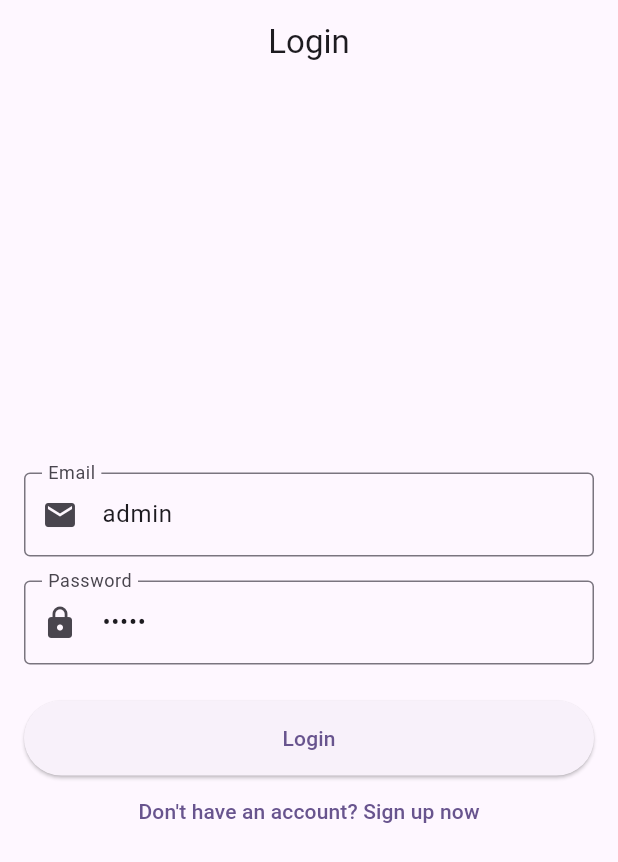
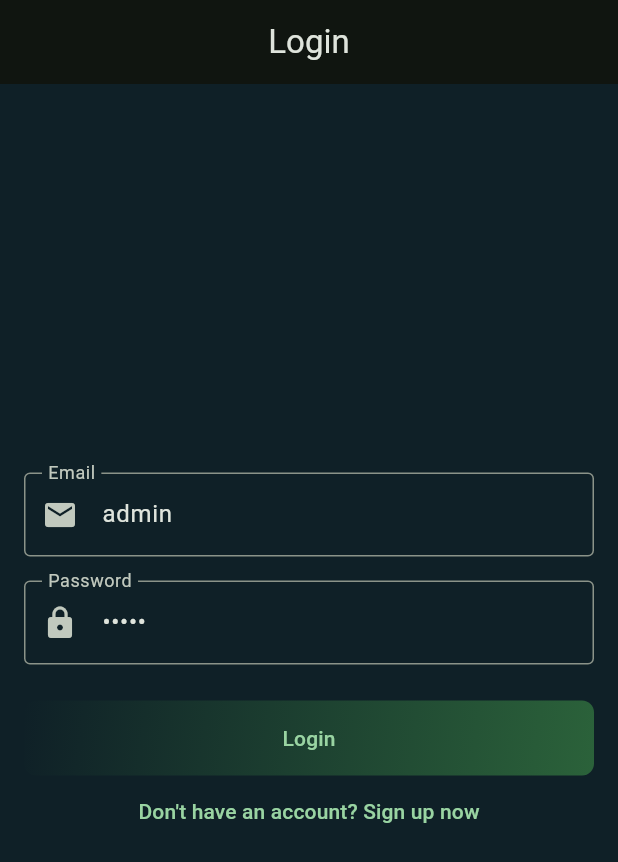
Before and after one commit to tiao051/Violence-Detection, a Flutter app: the screen it shows after launch, on a phone screen of 412 x 824 dp. Shown: the top 862 px of the screen. Run offline on Flutter 3.47's test engine with Material 3 defaults, Android fonts, the phone set to English and light mode, and no system bars; our stand-ins replace firebase_core, firebase_messaging, flutter_spinkit, go_router, shared_preferences, video_player; accounts and stored records are empty.

Commit message:
style(app): Implement major UI polish and dark theme
- Implements the new dark theme (#0F2027 background, #2B623A primary seed).
- Replaces all CircularProgressIndicator with SpinKitFadingCircle (from flutter_spinkit).
- Applies custom gradients to AppBars and main action buttons.
- Updates semantic colors (e.g., error buttons) to use ColorScheme.
- Fixes the HomeScreen logout button logic.

```diff
--- a/flutter-app/security_app/lib/main.dart
+++ b/flutter-app/security_app/lib/main.dart
@@ -51,7 +51,11 @@ class MyApp extends StatelessWidget {
             title: 'Security App',
             routerConfig: _buildRouter(authProvider),
             theme: ThemeData(
-              colorScheme: ColorScheme.fromSeed(seedColor: Colors.deepPurple),
+              colorScheme: ColorScheme.fromSeed(
+                seedColor: const Color(0xFF2B623A), // Green "DNA" color
+                brightness: Brightness.dark, // Dark mode activated
+              ),
+              scaffoldBackgroundColor: const Color(0xFF0F2027), // Dark background
               useMaterial3: true,
             ),
           );
--- a/flutter-app/security_app/lib/screens/live_view_screen.dart
+++ b/flutter-app/security_app/lib/screens/live_view_screen.dart
@@ -1,4 +1,5 @@
 import 'package:flutter/material.dart';
+import 'package:flutter_spinkit/flutter_spinkit.dart';
 import 'package:video_player/video_player.dart'; // New import
 import 'package:security_app/services/camera_service.dart';
 
@@ -75,7 +76,10 @@ class _LiveViewScreenState extends State<LiveViewScreen> {
         child: Builder(builder: (context) {
           // STATE 1: LOADING
           if (_isLoading) {
-            return const CircularProgressIndicator();
+            return SpinKitFadingCircle(
+              color: Theme.of(context).colorScheme.primary,
+              size: 50.0,
+            );
           }
 
           // STATE 2: ERROR
--- a/flutter-app/security_app/lib/screens/login_screen.dart
+++ b/flutter-app/security_app/lib/screens/login_screen.dart
@@ -1,4 +1,5 @@
 import 'package:flutter/material.dart';
+import 'package:flutter_spinkit/flutter_spinkit.dart';
 // import 'package:go_router/go_router.dart'; // GoRouter still needed as fallback
 import 'package:provider/provider.dart'; // Import Provider
 import 'package:security_app/providers/auth_provider.dart'; // Import AuthProvider
@@ -84,15 +85,33 @@ class _LoginScreenState extends State<LoginScreen> {
             Consumer<AuthProvider>(
               builder: (context, auth, child) {
                 if (auth.isLoading) {
-                  return const CircularProgressIndicator();
+                  return SpinKitFadingCircle(
+                    color: Theme.of(context).colorScheme.primary,
+                    size: 50.0,
+                  );
                 }
 
-                return ElevatedButton(
-                  style: ElevatedButton.styleFrom(
-                    minimumSize: const Size(double.infinity, 50),
+                return Container(
+                  decoration: BoxDecoration(
+                    gradient: LinearGradient(
+                      colors: [
+                        const Color(0xFF0F2027),
+                        const Color(0xFF2B623A),
+                      ],
+                      begin: Alignment.topLeft,
+                      end: Alignment.bottomRight,
+                    ),
+                    borderRadius: BorderRadius.circular(8),
                   ),
-                  onPressed: _handleLogin,
-                  child: const Text('Login'),
+                  child: ElevatedButton(
+                    style: ElevatedButton.styleFrom(
+                      minimumSize: const Size(double.infinity, 50),
+                      backgroundColor: Colors.transparent,
+                      shadowColor: Colors.transparent,
+                    ),
+                    onPressed: _handleLogin,
+                    child: const Text('Login'),
+                  ),
                 );
               },
             ),
--- a/flutter-app/security_app/pubspec.yaml
+++ b/flutter-app/security_app/pubspec.yaml
@@ -30,6 +30,9 @@ dependencies:
   firebase_core: ^3.1.1
   firebase_messaging: ^15.0.1
 
+  # For beautiful loading spinners
+  flutter_spinkit: ^5.2.1
+
   cupertino_icons: ^1.0.6
 
   video_player: ^2.5.1
```
Also changed, not shown: flutter-app/security_app/lib/screens/event_detail_screen.dart (+27 -6 lines), flutter-app/security_app/lib/screens/home_screen.dart (+12 -0 lines), flutter-app/security_app/lib/screens/tabs/camera_tab.dart (+6 -2 lines), flutter-app/security_app/lib/screens/tabs/event_tab.dart (+6 -2 lines), flutter-app/security_app/pubspec.lock.
